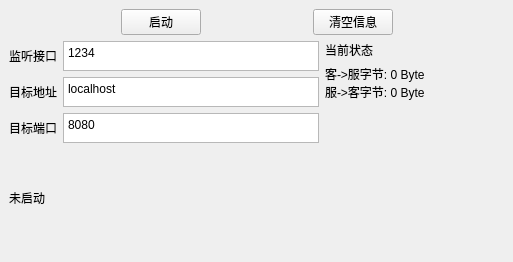
bkdwei/kdPortTunnel, file kdPortTunnel.ui: the form before one commit.
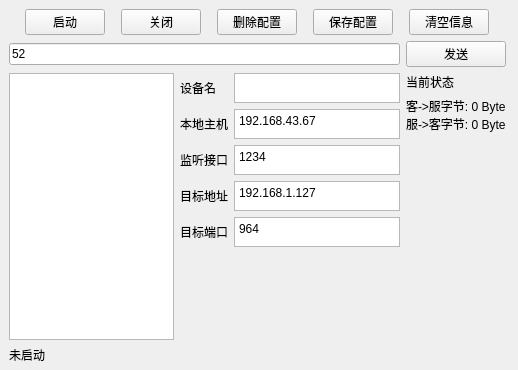
The form after the commit.

```diff
--- a/kdPortTunnel.ui
+++ b/kdPortTunnel.ui
@@ -6,20 +6,20 @@
    <rect>
     <x>0</x>
     <y>0</y>
-    <width>513</width>
-    <height>262</height>
+    <width>518</width>
+    <height>370</height>
    </rect>
   </property>
   <property name="windowTitle">
    <string>TCP网络数据转发器</string>
   </property>
-  <widget class="QWidget" name="">
+  <widget class="QWidget" name="layoutWidget">
    <property name="geometry">
     <rect>
      <x>9</x>
      <y>9</y>
      <width>497</width>
-     <height>237</height>
+     <height>355</height>
     </rect>
    </property>
    <layout class="QVBoxLayout" name="verticalLayout">
@@ -44,6 +44,45 @@
         </property>
        </widget>
       </item>
+      <item>
+       <widget class="QPushButton" name="pb_close_socket">
+        <property name="sizePolicy">
+         <sizepolicy hsizetype="Maximum" vsizetype="Fixed">
+          <horstretch>0</horstretch>
+          <verstretch>0</verstretch>
+         </sizepolicy>
+        </property>
+        <property name="text">
+         <string>关闭</string>
+        </property>
+       </widget>
+      </item>
+      <item>
+       <widget class="QPushButton" name="pb_del_config">
+        <property name="sizePolicy">
+         <sizepolicy hsizetype="Maximum" vsizetype="Fixed">
+          <horstretch>0</horstretch>
+          <verstretch>0</verstretch>
+         </sizepolicy>
+        </property>
+        <property name="text">
+         <string>删除配置</string>
+        </property>
+       </widget>
+      </item>
+      <item>
+       <widget class="QPushButton" name="pb_save_config">
+        <property name="sizePolicy">
+         <sizepolicy hsizetype="Maximum" vsizetype="Fixed">
+          <horstretch>0</horstretch>
+          <verstretch>0</verstretch>
+         </sizepolicy>
+        </property>
+        <property name="text">
+         <string>保存配置</string>
+        </property>
+       </widget>
+      </item>
       <item>
        <widget class="QPushButton" name="pb_clear_info">
         <property name="sizePolicy">
@@ -61,7 +100,7 @@
     </item>
     <item>
      <layout class="QGridLayout" name="gridLayout">
-      <item row="0" column="1">
+      <item row="2" column="3">
        <layout class="QFormLayout" name="fl_status">
         <property name="fieldGrowthPolicy">
          <enum>QFormLayout::FieldsStayAtSizeHint</enum>
@@ -89,7 +128,7 @@
         </item>
        </layout>
       </item>
-      <item row="0" column="0">
+      <item row="2" column="1">
        <layout class="QFormLayout" name="formLayout">
         <property name="sizeConstraint">
          <enum>QLayout::SetDefaultConstraint</enum>
@@ -106,14 +145,40 @@
         <property name="verticalSpacing">
          <number>6</number>
         </property>
-        <item row="0" column="0">
+        <item row="5" column="0">
+         <widget class="QLabel" name="lb_local_port_2">
+          <property name="text">
+           <string>本地主机</string>
+          </property>
+         </widget>
+        </item>
+        <item row="5" column="1">
+         <widget class="QPlainTextEdit" name="pte_local_host">
+          <property name="sizePolicy">
+           <sizepolicy hsizetype="Maximum" vsizetype="Maximum">
+            <horstretch>0</horstretch>
+            <verstretch>0</verstretch>
+           </sizepolicy>
+          </property>
+          <property name="maximumSize">
+           <size>
+            <width>16777215</width>
+            <height>30</height>
+           </size>
+          </property>
+          <property name="plainText">
+           <string>192.168.43.67</string>
+          </property>
+         </widget>
+        </item>
+        <item row="6" column="0">
          <widget class="QLabel" name="lb_local_port">
           <property name="text">
            <string>监听接口</string>
           </property>
          </widget>
         </item>
-        <item row="0" column="1">
+        <item row="6" column="1">
          <widget class="QPlainTextEdit" name="pte_local_port">
           <property name="sizePolicy">
            <sizepolicy hsizetype="Maximum" vsizetype="Maximum">
@@ -132,15 +197,15 @@
           </property>
          </widget>
         </item>
-        <item row="1" column="0">
+        <item row="7" column="0">
          <widget class="QLabel" name="lb_target_addr">
           <property name="text">
            <string>目标地址</string>
           </property>
          </widget>
         </item>
-        <item row="1" column="1">
-         <widget class="QPlainTextEdit" name="pte_target_addr">
+        <item row="7" column="1">
+         <widget class="QPlainTextEdit" name="pte_target_host">
           <property name="sizePolicy">
            <sizepolicy hsizetype="Maximum" vsizetype="Maximum">
             <horstretch>0</horstretch>
@@ -154,18 +219,18 @@
            </size>
           </property>
           <property name="plainText">
-           <string>localhost</string>
+           <string>192.168.1.127</string>
           </property>
          </widget>
         </item>
-        <item row="2" column="0">
+        <item row="8" column="0">
          <widget class="QLabel" name="lb_target_port">
           <property name="text">
            <string>目标端口</string>
           </property>
          </widget>
         </item>
-        <item row="2" column="1">
+        <item row="8" column="1">
          <widget class="QPlainTextEdit" name="pte_target_port">
           <property name="sizePolicy">
            <sizepolicy hsizetype="Maximum" vsizetype="Maximum">
@@ -180,12 +245,55 @@
            </size>
           </property>
           <property name="plainText">
-           <string>8080</string>
+           <string>964</string>
+          </property>
+         </widget>
+        </item>
+        <item row="4" column="0">
+         <widget class="QLabel" name="lb_dev_name">
+          <property name="text">
+           <string>设备名</string>
+          </property>
+         </widget>
+        </item>
+        <item row="4" column="1">
+         <widget class="QPlainTextEdit" name="pte_dev_name">
+          <property name="sizePolicy">
+           <sizepolicy hsizetype="Maximum" vsizetype="Maximum">
+            <horstretch>0</horstretch>
+            <verstretch>0</verstretch>
+           </sizepolicy>
+          </property>
+          <property name="maximumSize">
+           <size>
+            <width>16777215</width>
+            <height>30</height>
+           </size>
+          </property>
+          <property name="plainText">
+           <string/>
           </property>
          </widget>
         </item>
        </layout>
       </item>
+      <item row="1" column="3">
+       <widget class="QPushButton" name="pb_send">
+        <property name="text">
+         <string>发送</string>
+        </property>
+       </widget>
+      </item>
+      <item row="2" column="0">
+       <widget class="QListWidget" name="lw_confs"/>
+      </item>
+      <item row="1" column="0" colspan="2">
+       <widget class="QLineEdit" name="le_send">
+        <property name="text">
+         <string>52</string>
+        </property>
+       </widget>
+      </item>
      </layout>
     </item>
     <item>
```
Left out of the diff: 19 changed lines with no effect on the pictures.
